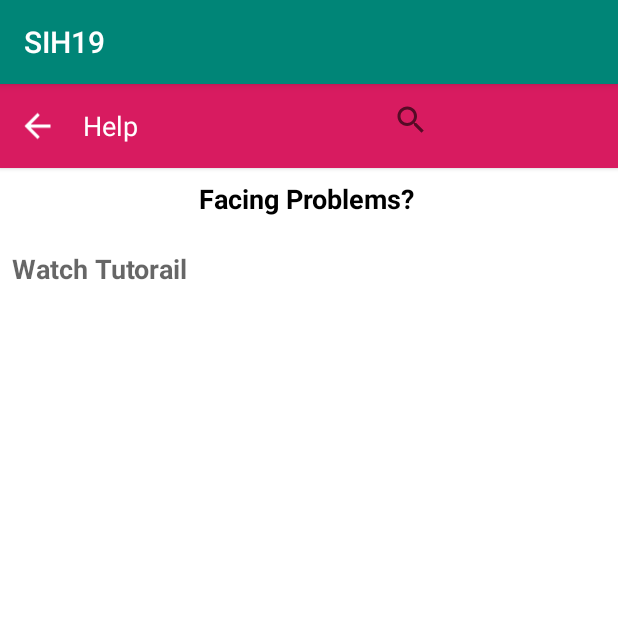
After one commit to Lavanyagaur22/SIH19, an Android app: the HelpActivity screen opened directly, with no data from a screen before it, on a phone screen of 412 x 824 dp, the top half of it. The commit adds this screen. Run offline under Robolectric (Android 15) with nearby library versions, the phone set to English and light mode, and no system bars; our stand-ins replace Firebase (no records; nobody signed in at launch, a user with empty details on screens opened directly), Picasso; pictures from the network do not load.

Commit message:
Videos done

```diff
--- a/app/src/main/AndroidManifest.xml
+++ b/app/src/main/AndroidManifest.xml
@@ -33,6 +33,9 @@
                 <category android:name="android.intent.category.LAUNCHER" />
             </intent-filter>
         </activity>
+        <activity android:name=".GovtSchemsActivity"/>
+        <activity android:name=".GovtDetailActivity"/>
+        <activity android:name=".HelpActivity"/>
         <activity android:name=".NearbyPlace.ActivityMapsCurrentPlace"></activity>
     </application>
 
--- /dev/null
+++ b/app/src/main/java/com/codingblocks/sih19/HelpActivity.java
@@ -0,0 +1,116 @@
+package com.codingblocks.sih19;
+
+import android.os.Bundle;
+import android.support.annotation.NonNull;
+import android.support.v7.app.AppCompatActivity;
+import android.support.v7.widget.DefaultItemAnimator;
+import android.support.v7.widget.LinearLayoutManager;
+import android.support.v7.widget.RecyclerView;
+import android.view.View;
+import android.widget.ImageView;
+import android.widget.RelativeLayout;
+import android.widget.SearchView;
+
+import com.google.firebase.FirebaseApp;
+import com.google.firebase.database.DataSnapshot;
+import com.google.firebase.database.DatabaseError;
+import com.google.firebase.database.DatabaseReference;
+import com.google.firebase.database.FirebaseDatabase;
+import com.google.firebase.database.ValueEventListener;
+
+import java.util.ArrayList;
+import java.util.List;
+
+public class HelpActivity extends AppCompatActivity implements SearchView.OnQueryTextListener {
+
+    RelativeLayout whatsAppButton, gmailButton;
+    RecyclerView youTubeRecyclerView;
+
+    DatabaseReference databaseReference;
+
+    ImageView backButton;
+    SearchView searchView;
+    List<String> youTubeIDList;
+    List<String> descriptionList;
+
+
+    YouTubeDetailList youTubeDetailList;
+    @Override
+    protected void onCreate(Bundle savedInstanceState) {
+        super.onCreate(savedInstanceState);
+        setContentView(R.layout.activity_help);
+
+
+        youTubeIDList = new ArrayList<>();
+        descriptionList = new ArrayList<>();
+
+        backButton = findViewById(R.id.backButton);
+
+        youTubeRecyclerView = findViewById(R.id.youtubeRecyclerView);
+
+        FirebaseApp.initializeApp(this);
+
+
+        databaseReference = FirebaseDatabase.getInstance("https://sih19-dd177.firebaseio.com/").getReference("HelpVideos");
+
+        databaseReference.addValueEventListener(new ValueEventListener() {
+            @Override
+            public void onDataChange(@NonNull DataSnapshot dataSnapshot) {
+
+                youTubeIDList.clear();
+                descriptionList.clear();
+
+
+                for (DataSnapshot snapshot : dataSnapshot.child("YouTube").getChildren()) {
+
+                    String id = snapshot.getKey();
+                    String description = snapshot.getValue(String.class);
+
+                    youTubeIDList.add(id);
+                    descriptionList.add(description);
+                }
+
+                youTubeDetailList = new YouTubeDetailList(youTubeIDList, descriptionList, HelpActivity.this);
+                RecyclerView.LayoutManager layoutManager = new LinearLayoutManager(HelpActivity.this);
+                youTubeRecyclerView.setLayoutManager(layoutManager);
+                youTubeRecyclerView.setItemAnimator(new DefaultItemAnimator());
+                youTubeRecyclerView.setAdapter(youTubeDetailList);
+                searchView= (SearchView)findViewById(R.id.seacrhView);
+               /* searchView.OnQueryTextListener(this);*/
+            }
+
+            @Override
+            public void onCancelled(@NonNull DatabaseError databaseError) {
+
+            }
+        });
+
+
+       backButton.setOnClickListener(new View.OnClickListener() {
+           @Override
+           public void onClick(View v) {
+               finish();
+           }
+       });
+    }
+
+    @Override
+    public void onBackPressed() {
+        super.onBackPressed();
+
+        finish();
+    }
+
+    @Override
+    public boolean onQueryTextSubmit(String query) {
+        return false;
+    }
+
+    @Override
+    public boolean onQueryTextChange(String newText) {
+        String text = newText;
+        youTubeDetailList.filter(text);
+
+        return false;
+    }
+}
--- /dev/null
+++ b/app/src/main/java/com/codingblocks/sih19/YouTubeDetailList.java
@@ -0,0 +1,103 @@
+package com.codingblocks.sih19;
+import android.content.ActivityNotFoundException;
+import android.content.Context;
+import android.content.Intent;
+import android.net.Uri;
+import android.support.annotation.NonNull;
+import android.support.v7.widget.RecyclerView;
+import android.view.LayoutInflater;
+import android.view.View;
+import android.view.ViewGroup;
+import android.widget.ImageView;
+import android.widget.LinearLayout;
+import android.widget.TextView;
+
+import com.squareup.picasso.Picasso;
+
+import java.util.ArrayList;
+import java.util.List;
+import java.util.Locale;
+
+public class YouTubeDetailList extends RecyclerView.Adapter<YouTubeDetailList.MyHolder> {
+
+    List<String> youTubeIDList;
+    List<String> descriptionList;
+    Context context;
+    private ArrayList<String> arraylist;
+
+
+    public YouTubeDetailList(List<String> youTubeIDList, List<String> descriptionList, Context context) {
+
+        this.context = context;
+        this.descriptionList = descriptionList;
+        this.youTubeIDList = youTubeIDList;
+
+    }
+
+    @NonNull
+    @Override
+    public YouTubeDetailList.MyHolder onCreateViewHolder(ViewGroup parent, int viewType) {
+
+        View itemView = LayoutInflater.from(parent.getContext())
+                .inflate(R.layout.youtube_row, parent, false);
+
+        return new MyHolder(itemView);
+    }
+
+    @Override
+    public void onBindViewHolder(final YouTubeDetailList.MyHolder holder, final int position) {
+
+        Picasso.get().load("https://img.youtube.com/vi/" + youTubeIDList.get(position) + "/hqdefault.jpg").into(holder.thumbImageView);
+        holder.descriptionTextView.setText(descriptionList.get(position));
+
+        holder.youTubeLinearLayout.setOnClickListener((new View.OnClickListener() {
+            @Override
+            public void onClick(View v) {
+
+                Intent appIntent = new Intent(Intent.ACTION_VIEW, Uri.parse("vnd.youtube:" + youTubeIDList.get(position)));
+                Intent webIntent = new Intent(Intent.ACTION_VIEW,
+                        Uri.parse("http://www.youtube.com/watch?v=" + youTubeIDList.get(position)));
+                try {
+                    context.startActivity(appIntent);
+                } catch (ActivityNotFoundException ex) {
+                    context.startActivity(webIntent);
+
+
+                }
+            }
+        }));
+
+
+    }
+
+    @Override
+    public int getItemCount() {
+        return youTubeIDList.size();
+    }
+
+    public class MyHolder extends RecyclerView.ViewHolder{
+
+        public TextView descriptionTextView;
+        public ImageView thumbImageView;
+        public LinearLayout youTubeLinearLayout;
+
+        public MyHolder(View itemView) {
+            super(itemView);
+
+            descriptionTextView = itemView.findViewById(R.id.descriptionTextView);
+            thumbImageView = itemView.findViewById(R.id.thumbnailImageView);
+            youTubeLinearLayout = itemView.findViewById(R.id.youTubeLinearLayout);
+        }
+    }
+    public void filter(String charText) {
+        charText = charText.toLowerCase(Locale.getDefault());
+        descriptionList.clear();
+        if (charText.length() == 0) {
+            descriptionList.addAll(arraylist);
+        } else {
+
+        }
+        notifyDataSetChanged();
+    }
+
+}
--- /dev/null
+++ b/app/src/main/res/drawable/ic_arrow_back_black_24dp.xml
@@ -0,0 +1,5 @@
+<vector android:height="24dp" android:tint="#FFFFFF"
+    android:viewportHeight="24.0" android:viewportWidth="24.0"
+    android:width="24dp" xmlns:android="http://schemas.android.com/apk/res/android">
+    <path android:fillColor="#FF000000" android:pathData="M20,11H7.83l5.59,-5.59L12,4l-8,8 8,8 1.41,-1.41L7.83,13H20v-2z"/>
+</vector>
--- /dev/null
+++ b/app/src/main/res/layout/activity_help.xml
@@ -0,0 +1,127 @@
+<?xml version="1.0" encoding="utf-8"?>
+<LinearLayout xmlns:android="http://schemas.android.com/apk/res/android"
+    xmlns:app="http://schemas.android.com/apk/res-auto"
+    xmlns:tools="http://schemas.android.com/tools"
+    android:layout_width="match_parent"
+    android:layout_height="match_parent"
+    android:background="#FFFFFF"
+    android:orientation="vertical"
+    tools:context="HelpActivity">
+
+    <android.support.v7.widget.CardView
+        android:id="@+id/cardView2"
+        android:layout_width="match_parent"
+        android:layout_height="?android:attr/actionBarSize"
+        app:cardCornerRadius="0dp"
+        android:elevation="100dp"
+        app:cardBackgroundColor="@color/colorAccent">
+
+        <ImageView
+            android:id="@+id/backButton"
+            android:layout_width="50dp"
+            android:layout_height="match_parent"
+            android:layout_gravity="center_vertical"
+            android:layout_marginStart="0dp"
+            android:clickable="true"
+            android:focusable="true"
+            android:foreground="?android:attr/selectableItemBackground"
+            android:paddingStart="12dp"
+            android:paddingEnd="12dp"
+            android:src="@drawable/ic_arrow_back_black_24dp" />
+
+        <TextView
+            android:layout_width="wrap_content"
+            android:layout_height="wrap_content"
+            android:layout_gravity="center_vertical"
+            android:layout_marginStart="55dp"
+            android:text="@string/help"
+            android:id="@+id/helpId"
+            android:textColor="@android:color/white"
+            android:textSize="18dp" />
+
+        <SearchView
+            android:id="@+id/seacrhView"
+            android:layout_width="170dp"
+            android:layout_height="wrap_content"
+            android:layout_marginStart="250sp" />
+
+
+    </android.support.v7.widget.CardView>
+
+    <TextView
+        android:layout_width="match_parent"
+        android:layout_height="wrap_content"
+        android:text="@string/facing_problem"
+        android:textColor="@android:color/black"
+        android:textStyle="bold"
+        android:textSize="18sp"
+        android:layout_marginTop="8dp"
+        android:gravity="center_horizontal"
+        android:layout_marginStart="8dp"
+        android:paddingEnd="8dp"
+        android:layout_marginBottom="4dp"
+        android:layout_marginRight="8dp"
+        android:layout_marginEnd="8dp"
+        android:paddingLeft="4dp"/>
+
+
+    <TextView
+        android:layout_width="wrap_content"
+        android:layout_height="10dp" />
+
+
+    <TextView
+        android:layout_width="wrap_content"
+        android:layout_height="wrap_content"
+        android:layout_gravity="bottom"
+        android:layout_marginStart="8dp"
+        android:layout_marginTop="4dp"
+        android:layout_marginBottom="25dp"
+        android:ems="10"
+        android:textStyle="bold"
+        android:hint="@string/watch_tutorial"
+        android:inputType="text"
+        android:paddingStart="0dp"
+        android:textSize="18dp"
+        android:translationY="4dp" />
+    <LinearLayout
+        android:layout_width="wrap_content"
+        android:layout_height="wrap_content"
+        android:orientation="horizontal"
+        android:layout_marginTop="-30dp">
+        <View
+            android:layout_width="8dp"
+            android:layout_height="1dp"
+            android:background="@color/cardview_light_background" />
+        <View
+            android:layout_width="match_parent"
+            android:layout_height="1dp"
+            android:layout_marginLeft="140dp"
+            android:background="@color/cardview_light_background" />
+    </LinearLayout>
+
+    <TextView
+        android:layout_width="wrap_content"
+        android:layout_height="10dp" />
+
+    <android.support.v4.widget.NestedScrollView
+        android:layout_width="match_parent"
+        android:layout_height="match_parent"
+        android:layout_marginTop="16dp"
+        android:layout_marginRight="8dp"
+        android:layout_marginLeft="8dp">
+
+        <android.support.v7.widget.RecyclerView
+            android:id="@+id/youtubeRecyclerView"
+            android:layout_width="match_parent"
+            android:layout_height="match_parent"
+            android:scrollbars="vertical"
+            android:scrollingCache="true" />
+
+    </android.support.v4.widget.NestedScrollView>
+
+
+
+
+
+</LinearLayout>
--- a/app/src/main/res/values/strings.xml
+++ b/app/src/main/res/values/strings.xml
@@ -1,6 +1,12 @@
 <resources>
     <string name="app_name">SIH19</string>
-
+    <string name="read_more">read more</string>
+    <string name="detail_content">detail content</string>
+    <string name="govt_schems">govt schems</string>
+    <string name="help">Help</string>
+    <string name="facing_problem">Facing Problems?</string>
+    <string name="watch_tutorial">Watch Tutorail</string>
+    <string name="watch_now">Click here to watch</string>
 
     <string name="google_maps_API_key">AIzaSyD4GjGI7-L3pnpRE2c8mAUYrr6LEyjmQqg</string>
     <string name="title_activity_maps">Shishu Kalyan</string>
```
Also changed, not shown: app/build.gradle (+40 -1 lines), app/src/main/java/com/codingblocks/sih19/MainActivity.java (+12 -0 lines), app/src/main/res/drawable/ic_launcher_foreground.xml (added, +34 -0 lines), app/src/main/res/layout/activity_main.xml (+10 -8 lines), app/src/main/res/layout/youtube_row.xml (added, +75 -0 lines), build.gradle (+11 -0 lines), app/src/main/res/drawable/add_circle.png (added), 1 other file.
